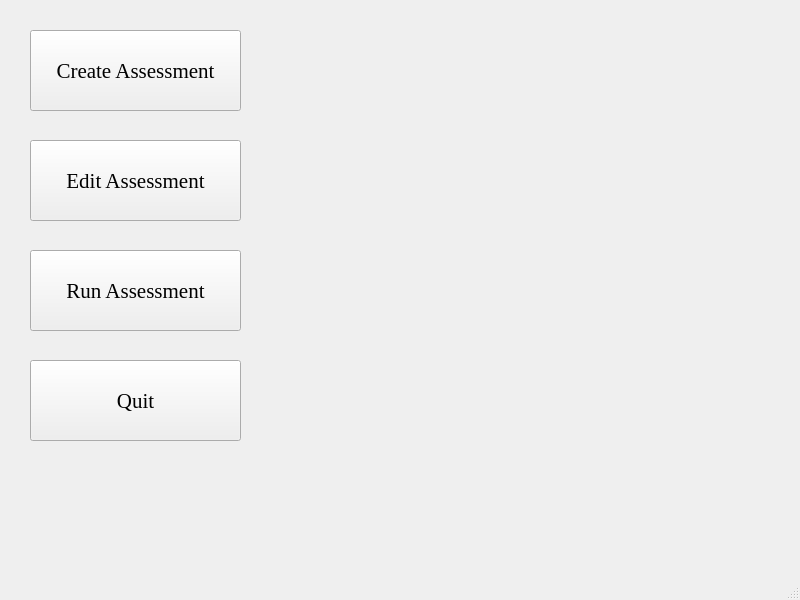
Qt form ui/main_menu.ui (DenisTrputec/DynamicStabilityAssessment) before a commit.
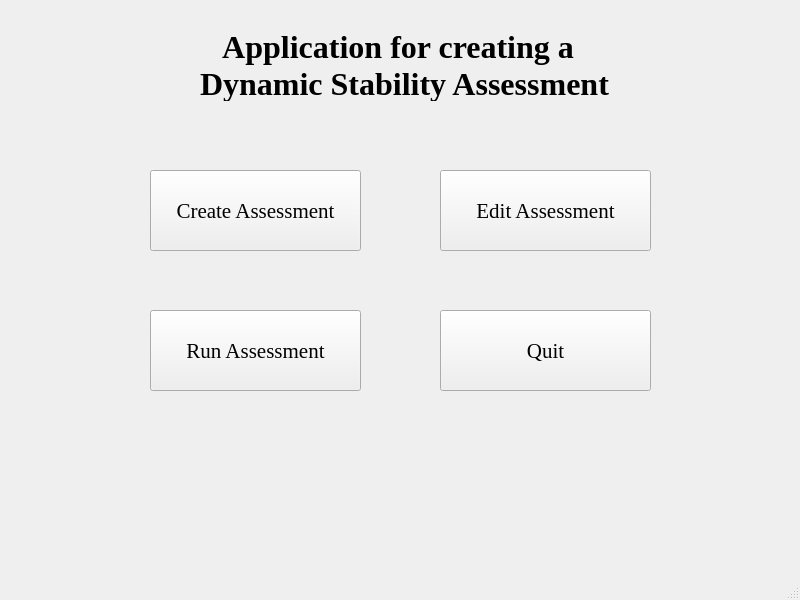
The same form after that commit. Icons and pictures are not drawn.

Patch:
```diff
--- a/ui/main_menu.ui
+++ b/ui/main_menu.ui
@@ -23,8 +23,8 @@
    <widget class="QPushButton" name="pb_create_assessment">
     <property name="geometry">
      <rect>
-      <x>30</x>
-      <y>30</y>
+      <x>150</x>
+      <y>170</y>
       <width>211</width>
       <height>81</height>
      </rect>
@@ -45,8 +45,8 @@
    <widget class="QPushButton" name="pb_edit_assessment">
     <property name="geometry">
      <rect>
-      <x>30</x>
-      <y>140</y>
+      <x>440</x>
+      <y>170</y>
       <width>211</width>
       <height>81</height>
      </rect>
@@ -67,8 +67,8 @@
    <widget class="QPushButton" name="pb_run_assessment">
     <property name="geometry">
      <rect>
-      <x>30</x>
-      <y>250</y>
+      <x>150</x>
+      <y>310</y>
       <width>211</width>
       <height>81</height>
      </rect>
@@ -89,8 +89,8 @@
    <widget class="QPushButton" name="pb_quit">
     <property name="geometry">
      <rect>
-      <x>30</x>
-      <y>360</y>
+      <x>440</x>
+      <y>310</y>
       <width>211</width>
       <height>81</height>
      </rect>
@@ -108,6 +108,46 @@
      <string>Quit</string>
     </property>
    </widget>
+   <widget class="QLabel" name="lbl_footer">
+    <property name="geometry">
+     <rect>
+      <x>10</x>
+      <y>480</y>
+      <width>781</width>
+      <height>51</height>
+     </rect>
+    </property>
+    <property name="text">
+     <string/>
+    </property>
+    <property name="pixmap">
+     <pixmap>logo/HOPS-skraćeni-naziv-s-trakom-sinusoida.jpg</pixmap>
+    </property>
+    <property name="scaledContents">
+     <bool>true</bool>
+    </property>
+   </widget>
+   <widget class="QLabel" name="lbl_title">
+    <property name="geometry">
+     <rect>
+      <x>200</x>
+      <y>30</y>
+      <width>421</width>
+      <height>71</height>
+     </rect>
+    </property>
+    <property name="font">
+     <font>
+      <pointsize>24</pointsize>
+      <weight>75</weight>
+      <bold>true</bold>
+     </font>
+    </property>
+    <property name="text">
+     <string>   Application for creating a
+Dynamic Stability Assessment</string>
+    </property>
+   </widget>
   </widget>
   <widget class="QMenuBar" name="menubar">
    <property name="geometry">
```
Left out of the diff: 4 changed lines with no effect on the pictures.
